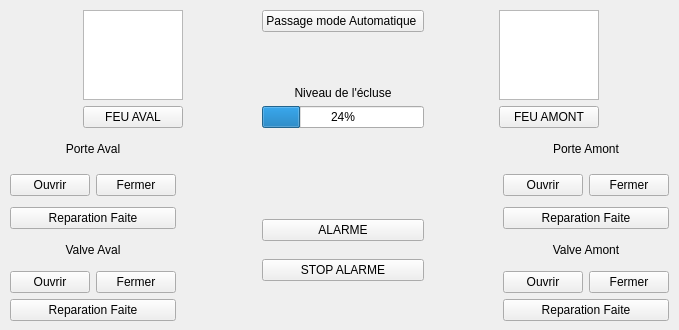
Qt form expert.ui (Alpam/Ecluse) before a commit.
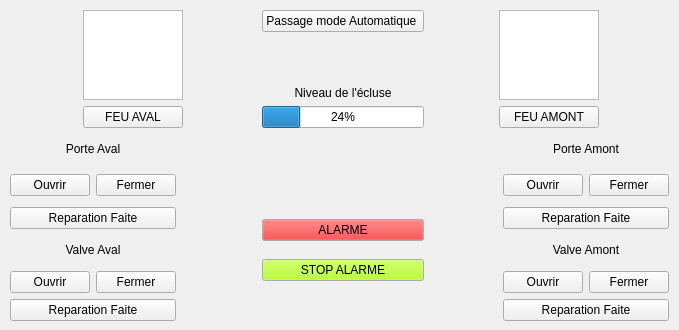
The same form after that commit.

Patch:
```diff
--- a/expert.ui
+++ b/expert.ui
@@ -68,6 +68,97 @@
      <layout class="QGridLayout" name="gridLayout_2">
       <item row="0" column="0">
        <widget class="QPushButton" name="boutonStartAlarme">
+        <property name="palette">
+         <palette>
+          <active>
+           <colorrole role="WindowText">
+            <brush brushstyle="SolidPattern">
+             <color alpha="255">
+              <red>0</red>
+              <green>0</green>
+              <blue>0</blue>
+             </color>
+            </brush>
+           </colorrole>
+           <colorrole role="Button">
+            <brush brushstyle="SolidPattern">
+             <color alpha="255">
+              <red>255</red>
+              <green>0</green>
+              <blue>0</blue>
+             </color>
+            </brush>
+           </colorrole>
+           <colorrole role="ButtonText">
+            <brush brushstyle="SolidPattern">
+             <color alpha="255">
+              <red>0</red>
+              <green>0</green>
+              <blue>0</blue>
+             </color>
+            </brush>
+           </colorrole>
+          </active>
+          <inactive>
+           <colorrole role="WindowText">
+            <brush brushstyle="SolidPattern">
+             <color alpha="255">
+              <red>0</red>
+              <green>0</green>
+              <blue>0</blue>
+             </color>
+            </brush>
+           </colorrole>
+           <colorrole role="Button">
+            <brush brushstyle="SolidPattern">
+             <color alpha="255">
+              <red>255</red>
+              <green>0</green>
+              <blue>0</blue>
+             </color>
+            </brush>
+           </colorrole>
+           <colorrole role="ButtonText">
+            <brush brushstyle="SolidPattern">
+             <color alpha="255">
+              <red>0</red>
+              <green>0</green>
+              <blue>0</blue>
+             </color>
+            </brush>
+           </colorrole>
+          </inactive>
+          <disabled>
+           <colorrole role="WindowText">
+            <brush brushstyle="SolidPattern">
+             <color alpha="127">
+              <red>255</red>
+              <green>255</green>
+              <blue>255</blue>
+             </color>
+            </brush>
+           </colorrole>
+           <colorrole role="Button">
+            <brush brushstyle="SolidPattern">
+             <color alpha="255">
+              <red>255</red>
+              <green>0</green>
+              <blue>0</blue>
+             </color>
+            </brush>
+           </colorrole>
+           <colorrole role="ButtonText">
+            <brush brushstyle="SolidPattern">
+             <color alpha="255">
+              <red>231</red>
+              <green>231</green>
+              <blue>231</blue>
+             </color>
+            </brush>
+           </colorrole>
+          </disabled>
+         </palette>
+        </property>
         <property name="text">
          <string>ALARME</string>
         </property>
@@ -75,6 +166,97 @@
       </item>
       <item row="1" column="0">
        <widget class="QPushButton" name="boutonStopAlarme">
+        <property name="palette">
+         <palette>
+          <active>
+           <colorrole role="Button">
+            <brush brushstyle="SolidPattern">
+             <color alpha="255">
+              <red>170</red>
+              <green>255</green>
+              <blue>0</blue>
+             </color>
+            </brush>
+           </colorrole>
+           <colorrole role="Text">
+            <brush brushstyle="SolidPattern">
+             <color alpha="255">
+              <red>0</red>
+              <green>0</green>
+              <blue>0</blue>
+             </color>
+            </brush>
+           </colorrole>
+           <colorrole role="ButtonText">
+            <brush brushstyle="SolidPattern">
+             <color alpha="255">
+              <red>0</red>
+              <green>0</green>
+              <blue>0</blue>
+             </color>
+            </brush>
+           </colorrole>
+          </active>
+          <inactive>
+           <colorrole role="Button">
+            <brush brushstyle="SolidPattern">
+             <color alpha="255">
+              <red>170</red>
+              <green>255</green>
+              <blue>0</blue>
+             </color>
+            </brush>
+           </colorrole>
+           <colorrole role="Text">
+            <brush brushstyle="SolidPattern">
+             <color alpha="255">
+              <red>0</red>
+              <green>0</green>
+              <blue>0</blue>
+             </color>
+            </brush>
+           </colorrole>
+           <colorrole role="ButtonText">
+            <brush brushstyle="SolidPattern">
+             <color alpha="255">
+              <red>0</red>
+              <green>0</green>
+              <blue>0</blue>
+             </color>
+            </brush>
+           </colorrole>
+          </inactive>
+          <disabled>
+           <colorrole role="Button">
+            <brush brushstyle="SolidPattern">
+             <color alpha="255">
+              <red>170</red>
+              <green>255</green>
+              <blue>0</blue>
+             </color>
+            </brush>
+           </colorrole>
+           <colorrole role="Text">
+            <brush brushstyle="SolidPattern">
+             <color alpha="127">
+              <red>255</red>
+              <green>255</green>
+              <blue>255</blue>
+             </color>
+            </brush>
+           </colorrole>
+           <colorrole role="ButtonText">
+            <brush brushstyle="SolidPattern">
+             <color alpha="255">
+              <red>231</red>
+              <green>231</green>
+              <blue>231</blue>
+             </color>
+            </brush>
+           </colorrole>
+          </disabled>
+         </palette>
+        </property>
         <property name="text">
          <string>STOP ALARME</string>
         </property>
```
